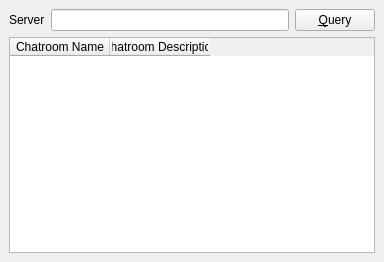
Before: the Qt Designer form protocols/jabber/ui/dlgchatroomslist.ui in KDE/kopete, drawn with Qt 5.
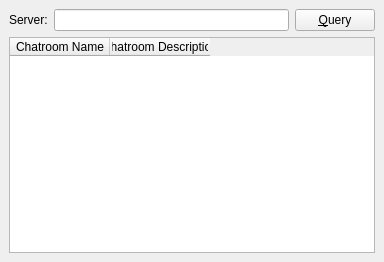
After: the same form once the commit is applied. Custom widgets are drawn as their Qt base class.

The edit to the form file:
```diff
--- a/protocols/jabber/ui/dlgchatroomslist.ui
+++ b/protocols/jabber/ui/dlgchatroomslist.ui
@@ -27,7 +27,7 @@
      <item>
       <widget class="QLabel" name="label" >
        <property name="text" >
-        <string>Server</string>
+        <string>Server:</string>
        </property>
       </widget>
      </item>
```
